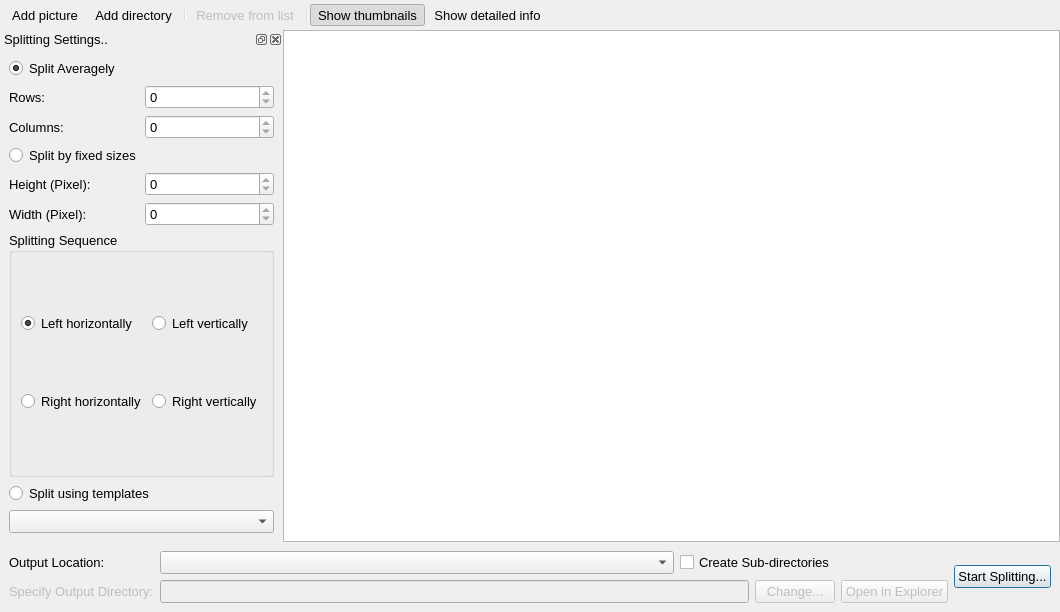
First picture: the form in src/ui/fpsbatchdialog.ui, repository zxunge/FreePictureSplitter, before the edit.
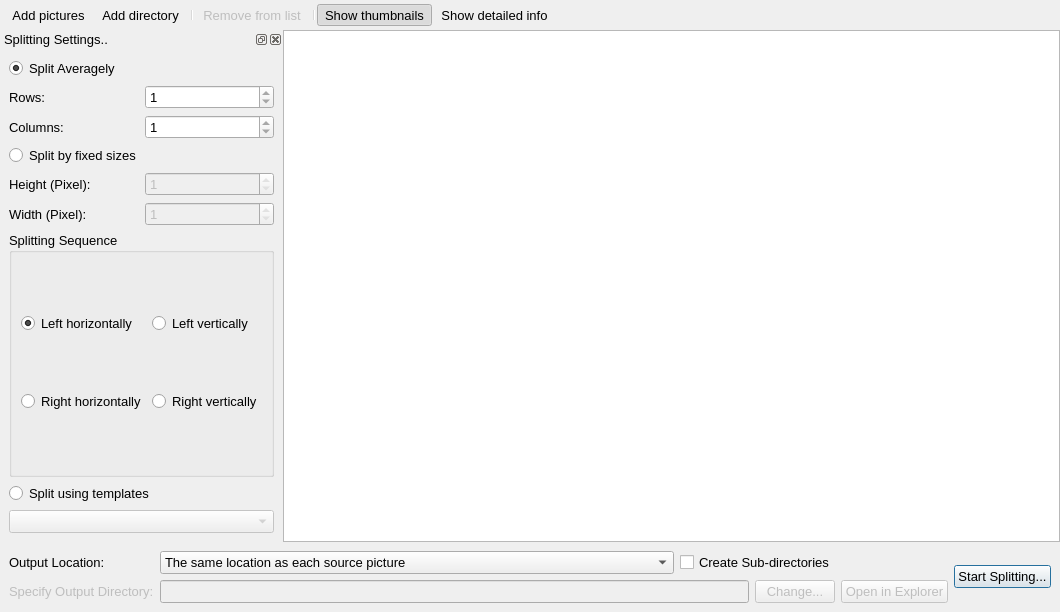
Second picture: the form after the edit. Icons and pictures are not drawn.

Patch:
```diff
--- a/src/ui/fpsbatchdialog.ui
+++ b/src/ui/fpsbatchdialog.ui
@@ -105,8 +105,14 @@
           </item>
           <item row="4" column="1">
            <widget class="QSpinBox" name="sbxHeight">
+            <property name="enabled">
+             <bool>false</bool>
+            </property>
+            <property name="minimum">
+             <number>1</number>
+            </property>
             <property name="maximum">
-             <number>0</number>
+             <number>1</number>
             </property>
            </widget>
           </item>
@@ -122,8 +128,14 @@
           </item>
           <item row="5" column="1">
            <widget class="QSpinBox" name="sbxWidth">
+            <property name="enabled">
+             <bool>false</bool>
+            </property>
+            <property name="minimum">
+             <number>1</number>
+            </property>
             <property name="maximum">
-             <number>0</number>
+             <number>1</number>
             </property>
            </widget>
           </item>
@@ -139,8 +151,11 @@
           </item>
           <item row="2" column="1">
            <widget class="QSpinBox" name="sbxCols">
+            <property name="minimum">
+             <number>1</number>
+            </property>
             <property name="maximum">
-             <number>0</number>
+             <number>1</number>
             </property>
            </widget>
           </item>
@@ -156,8 +171,14 @@
           </item>
           <item row="1" column="1">
            <widget class="QSpinBox" name="sbxRows">
+            <property name="enabled">
+             <bool>true</bool>
+            </property>
+            <property name="minimum">
+             <number>1</number>
+            </property>
             <property name="maximum">
-             <number>0</number>
+             <number>1</number>
             </property>
            </widget>
           </item>
@@ -209,7 +230,11 @@
            </widget>
           </item>
           <item row="8" column="0" colspan="2">
-           <widget class="QComboBox" name="cbxTemplate"/>
+           <widget class="QComboBox" name="cbxTemplate">
+            <property name="enabled">
+             <bool>false</bool>
+            </property>
+           </widget>
           </item>
           <item row="7" column="0" colspan="2">
            <widget class="QRadioButton" name="rbtnTemplate">
@@ -330,6 +355,19 @@
           <verstretch>0</verstretch>
          </sizepolicy>
         </property>
+        <property name="maxVisibleItems">
+         <number>2</number>
+        </property>
+        <item>
+         <property name="text">
+          <string>The same location as each source picture</string>
+         </property>
+        </item>
+        <item>
+         <property name="text">
+          <string>The following path:</string>
+         </property>
+        </item>
        </widget>
       </item>
       <item row="1" column="3">
@@ -398,7 +436,7 @@
      <normaloff>:/toolBar/toolBar/add-pic.png</normaloff>:/toolBar/toolBar/add-pic.png</iconset>
    </property>
    <property name="text">
-    <string>Add picture</string>
+    <string>Add pictures</string>
    </property>
    <property name="toolTip">
     <string>&lt;html&gt;&lt;head/&gt;&lt;body&gt;&lt;p&gt;Add a picture to the list.&lt;/p&gt;&lt;/body&gt;&lt;/html&gt;</string>
```
Left out of the diff: 12 changed lines with no effect on the pictures.
